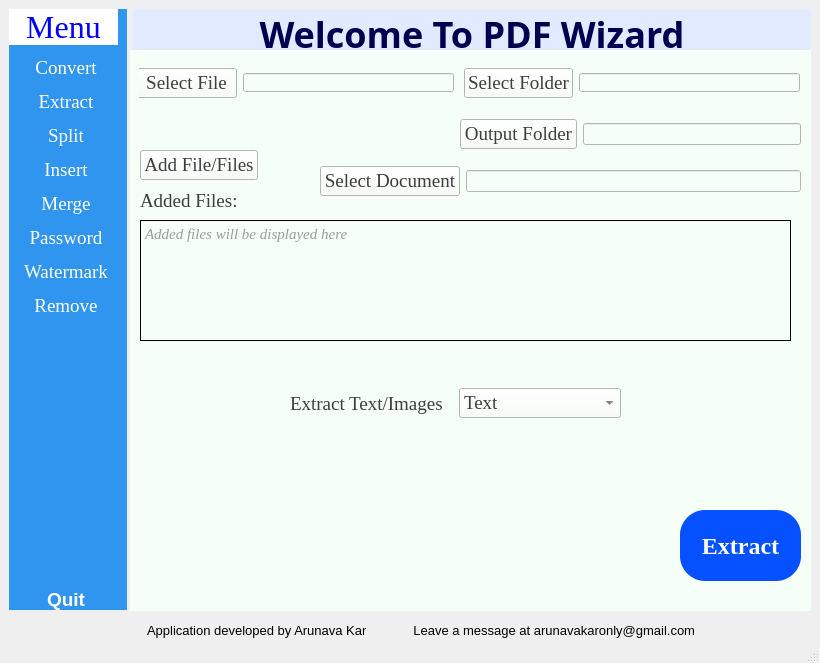
Before: the Qt Designer form pdfwizard.ui in biswaonly/pdf-tool, drawn with Qt 5.
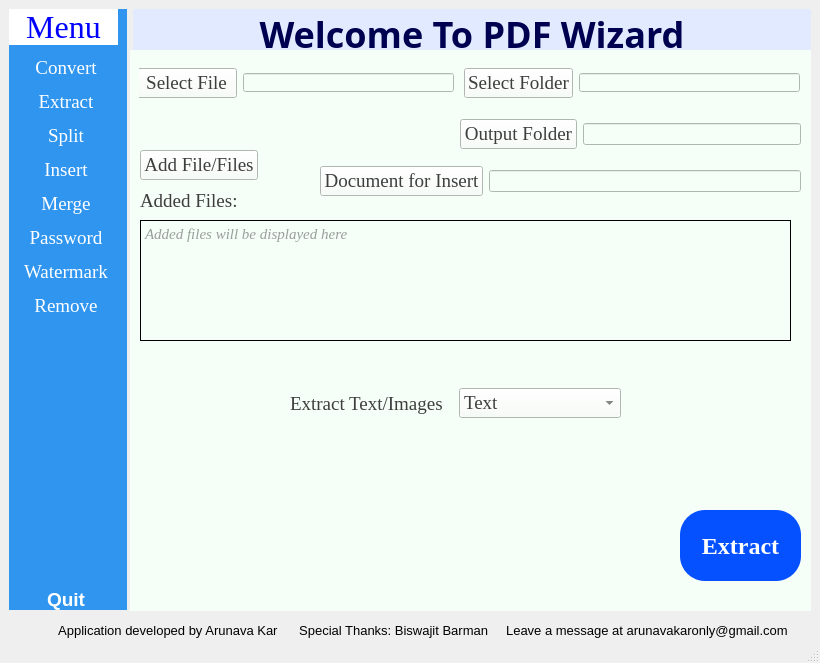
After: the same form once the commit is applied. The open tabs and pages were chosen to show the change.

Patch:
```diff
--- a/pdfwizard.ui
+++ b/pdfwizard.ui
@@ -560,7 +560,7 @@
          <cursorShape>PointingHandCursor</cursorShape>
         </property>
         <property name="text">
-         <string>Select Document</string>
+         <string>Document for Insert</string>
         </property>
         <property name="checkable">
          <bool>true</bool>
@@ -1571,9 +1571,9 @@
    <widget class="QLabel" name="status_label">
     <property name="geometry">
      <rect>
-      <x>90</x>
+      <x>30</x>
       <y>620</y>
-      <width>651</width>
+      <width>761</width>
       <height>21</height>
      </rect>
     </property>
@@ -1587,7 +1587,7 @@
      </font>
     </property>
     <property name="text">
-     <string>                Application developed by Arunava Kar             Leave a message at arunavakaronly@gmail.com</string>
+     <string>        Application developed by Arunava Kar      Special Thanks: Biswajit Barman     Leave a message at arunavakaronly@gmail.com</string>
     </property>
    </widget>
   </widget>
```
Left out of the diff: 2 changed lines with no effect on the pictures.
